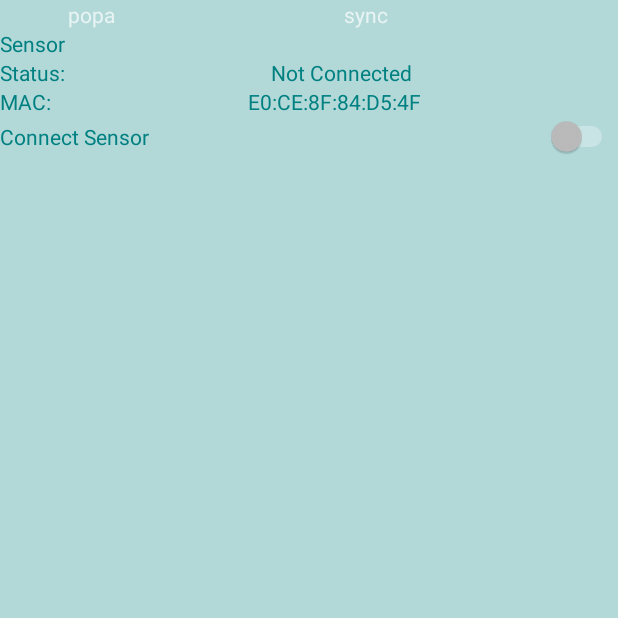
After one commit to bauej1/popa, an Android app: the SettingsActivity screen opened directly, with no data from a screen before it, on a phone screen of 412 x 824 dp, the top half of it. The commit adds this screen. Run offline under Robolectric (Android 15) with nearby library versions, the phone set to English and light mode, and no system bars; libraries missing offline, so code that uses them is left out: com.mbientlab.metawear; 1 statement that could not run was skipped.

Commit message:
added classes for settings and SensorService

```diff
--- /dev/null
+++ b/app/src/main/java/com/popa/popa/SettingsActivity.java
@@ -0,0 +1,44 @@
+package com.popa.popa;
+
+import android.app.Activity;
+import android.os.Bundle;
+import android.widget.CompoundButton;
+import android.widget.Switch;
+import android.widget.TextView;
+
+import com.mbientlab.metawear.MetaWearBoard;
+
+public class SettingsActivity extends Activity {
+
+    Switch swConnect;
+    TextView tStatus;
+
+    SensorService sensorService;
+    MetaWearBoard board;
+
+    @Override
+    protected void onCreate(Bundle savedInstanceState) {
+        super.onCreate(savedInstanceState);
+        setContentView(R.layout.activity_settings);
+
+        swConnect = (Switch) findViewById(R.id.swConnect);
+        tStatus = (TextView) findViewById(R.id.tStatus);
+
+        sensorService = new SensorService(this);
+        sensorService.attachService();
+
+        //replace with lambda expression!
+        swConnect.setOnCheckedChangeListener(new CompoundButton.OnCheckedChangeListener() {
+            @Override
+            public void onCheckedChanged(CompoundButton compoundButton, boolean b) {
+                if(compoundButton.isChecked()){
+                    sensorService.retrieveBoard();
+                    tStatus.setText(getResources().getString(R.string.connected));
+                } else {
+                    sensorService.disconnectSensor();
+                    tStatus.setText(getResources().getString(R.string.not_connected));
+                }
+            }
+        });
+    }
+}
--- /dev/null
+++ b/app/src/main/res/layout/activity_settings.xml
@@ -0,0 +1,104 @@
+<?xml version="1.0" encoding="utf-8"?>
+<LinearLayout xmlns:android="http://schemas.android.com/apk/res/android"
+    xmlns:app="http://schemas.android.com/apk/res-auto"
+    xmlns:tools="http://schemas.android.com/tools"
+    android:layout_width="match_parent"
+    android:layout_height="match_parent"
+    android:background="@color/appBackground"
+    android:orientation="vertical"
+    tools:context=".SettingsActivity">
+
+    <LinearLayout
+        android:layout_width="match_parent"
+        android:layout_height="wrap_content"
+        android:orientation="horizontal">
+
+        <ImageView
+            android:id="@+id/iBattery"
+            android:layout_width="wrap_content"
+            android:layout_height="wrap_content"
+            android:layout_weight="0.3"
+            app:srcCompat="@drawable/battery" />
+
+        <TextView
+            android:id="@+id/popa"
+            android:layout_width="wrap_content"
+            android:layout_height="wrap_content"
+            android:layout_weight="1"
+            android:text="@string/app_name" />
+
+        <TextView
+            android:id="@+id/sync"
+            android:layout_width="wrap_content"
+            android:layout_height="wrap_content"
+            android:layout_weight="1"
+            android:text="@string/sync" />
+
+    </LinearLayout>
+
+    <TextView
+        android:id="@+id/tSensorLabel"
+        android:layout_width="match_parent"
+        android:layout_height="wrap_content"
+        android:text="@string/sensor"
+        android:textColor="@color/tileBackground" />
+
+    <LinearLayout
+        android:layout_width="match_parent"
+        android:layout_height="wrap_content"
+        android:orientation="horizontal">
+
+        <TextView
+            android:id="@+id/tStatusLabel"
+            android:layout_width="wrap_content"
+            android:layout_height="wrap_content"
+            android:layout_weight="1"
+            android:text="@string/status_label"
+            android:textColor="@color/tileBackground" />
+
+        <TextView
+            android:id="@+id/tStatus"
+            android:layout_width="wrap_content"
+            android:layout_height="wrap_content"
+            android:layout_weight="1"
+            android:text="@string/not_connected"
+            android:textColor="@color/tileBackground" />
+    </LinearLayout>
+
+    <LinearLayout
+        android:layout_width="match_parent"
+        android:layout_height="wrap_content"
+        android:orientation="horizontal">
+
+        <TextView
+            android:id="@+id/tMacLabel"
+            android:layout_width="wrap_content"
+            android:layout_height="wrap_content"
+            android:layout_weight="1"
+            android:text="@string/mac_address_label"
+            android:textColor="@color/tileBackground" />
+
+        <TextView
+            android:id="@+id/textView4"
+            android:layout_width="wrap_content"
+            android:layout_height="wrap_content"
+            android:layout_weight="1"
+            android:text="@string/mac_address"
+            android:textColor="@color/tileBackground" />
+    </LinearLayout>
+
+    <LinearLayout
+        android:layout_width="match_parent"
+        android:layout_height="wrap_content"
+        android:orientation="horizontal">
+
+        <Switch
+            android:id="@+id/swConnect"
+            android:layout_width="match_parent"
+            android:layout_height="wrap_content"
+            android:layout_weight="1"
+            android:text="@string/connect_sensor"
+            android:checked="false"
+            android:textColor="@color/tileBackground" />
+    </LinearLayout>
+</LinearLayout>
--- a/app/src/main/res/values/strings.xml
+++ b/app/src/main/res/values/strings.xml
@@ -6,4 +6,11 @@
     <string name="settings">Settings</string>
     <string name="pet">Pet</string>
     <string name="information">Information</string>
+    <string name="sensor">Sensor</string>
+    <string name="status_label">Status:</string>
+    <string name="mac_address_label">MAC:</string>
+    <string name="mac_address">E0:CE:8F:84:D5:4F</string>
+    <string name="connect_sensor">Connect Sensor</string>
+    <string name="connected">Connected</string>
+    <string name="not_connected">Not Connected</string>
 </resources>
```
Also changed, not shown: app/src/main/AndroidManifest.xml (+13 -0 lines), app/src/main/java/com/popa/popa/HomeActivity.java (+20 -22 lines), app/src/main/java/com/popa/popa/SensorService.java (added, +77 -0 lines).
